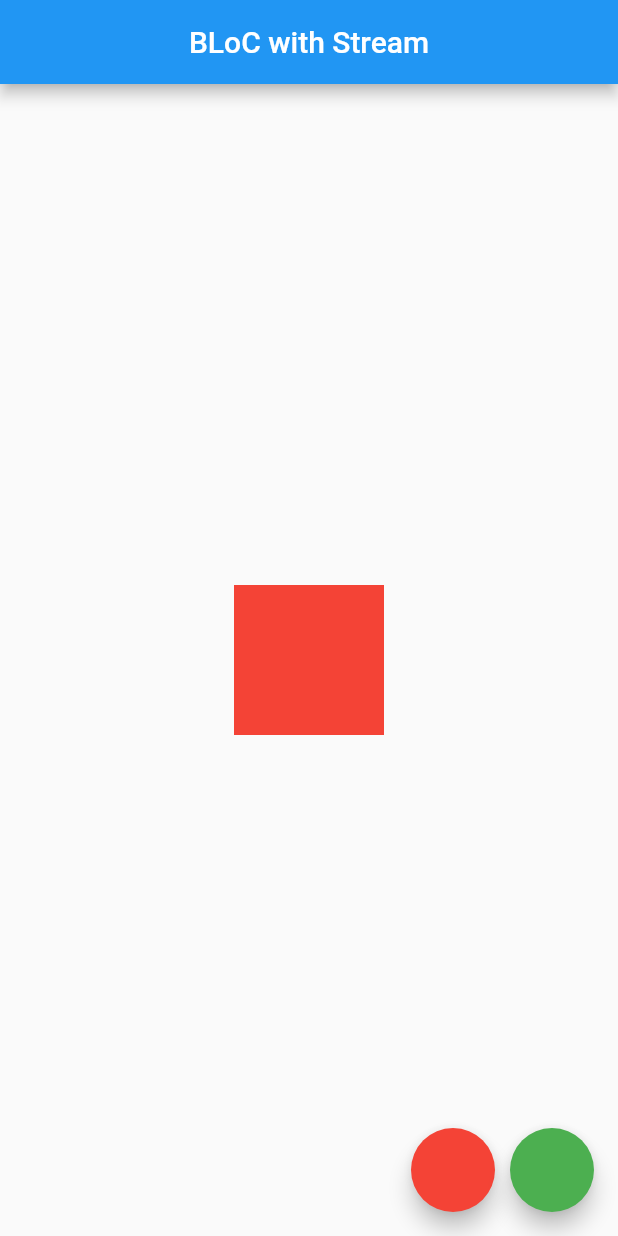
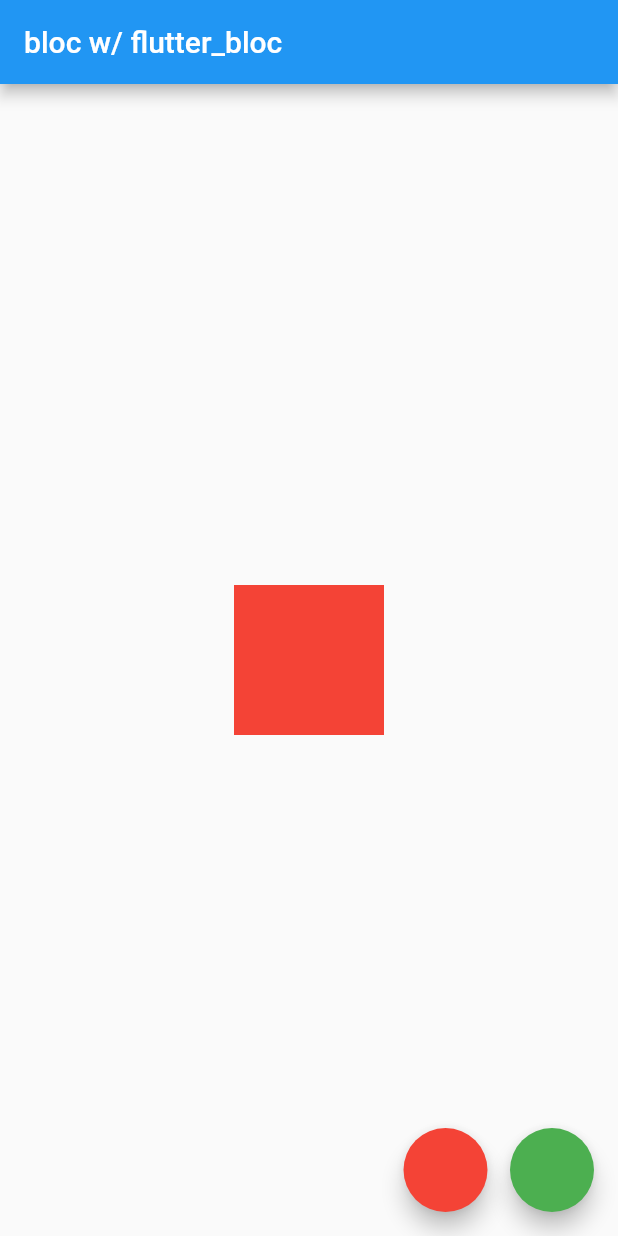
Before and after one commit to Zhorenty/old_articles, a Flutter app: the screen it shows after launch, on a phone screen of 412 x 824 dp. Run offline on Flutter 3.47's test engine with Material 2 defaults, Android fonts, the light colour scheme and no system bars; our stand-ins replace bloc, flutter_bloc.

Commit message:
bloc with flutter_package

```diff
--- a/lib/color_bloc.dart
+++ b/lib/color_bloc.dart
@@ -1,36 +1,15 @@
-import 'dart:async';
-
+import 'package:bloc/bloc.dart';
 import 'package:flutter/material.dart';
 
-enum ColorEvent { eventRed, eventGreen }
+abstract class ColorEvent {}
 
-class ColorBloc {
-  Color _color = Colors.red;
+class RedColorEvent extends ColorEvent {}
 
-  final _inputEventController = StreamController<ColorEvent>();
-  StreamSink<ColorEvent> get inputEventSink => _inputEventController.sink;
+class GreenColorEvent extends ColorEvent {}
 
-  final _outputStateController = StreamController<Color>();
-  Stream<Color> get outputStateStream => _outputStateController.stream;
-
-  void _mapEventToState(ColorEvent event) {
-    if (event == ColorEvent.eventRed) {
-      _color = Colors.red;
-    } else if (event == ColorEvent.eventGreen) {
-      _color = Colors.green;
-    } else {
-      throw {Exception('wrong event type')};
-    }
-
-    _outputStateController.sink.add(_color);
-  }
-
-  ColorBloc() {
-    _inputEventController.stream.listen(_mapEventToState);
-  }
-
-  void dispose() {
-    _inputEventController.close();
-    _outputStateController.close();
+class ColorBloc extends Bloc<ColorEvent, Color> {
+  ColorBloc() : super(Colors.red) {
+    on<RedColorEvent>((event, emit) => emit(Colors.red));
+    on<GreenColorEvent>((event, emit) => emit(Colors.green));
   }
 }
--- a/lib/main.dart
+++ b/lib/main.dart
@@ -1,4 +1,5 @@
 import 'package:flutter/material.dart';
+import 'package:flutter_bloc/flutter_bloc.dart';
 
 import 'color_bloc.dart';
 
@@ -11,72 +12,50 @@ class MyApp extends StatelessWidget {
 
   @override
   Widget build(BuildContext context) {
-    return const MaterialApp(
-      title: 'Flutter Demo',
-      home: MyHomePage(),
-    );
+    return MaterialApp(
+        title: 'Flutter Demo',
+        home: BlocProvider(
+          create: (context) => ColorBloc(),
+          child: const MyHomePage(),
+        ));
   }
 }
 
-class MyHomePage extends StatefulWidget {
-  const MyHomePage({Key? key}) : super(key: key);
-
-  @override
-  State<MyHomePage> createState() => _MyHomePageState();
-}
-
-class _MyHomePageState extends State<MyHomePage> {
-  final ColorBloc _bloc = ColorBloc();
-
-  @override
-  void dispose() {
-    _bloc.dispose();
-    super.dispose();
-  }
+class MyHomePage extends StatelessWidget {
+  const MyHomePage({super.key});
 
   @override
   Widget build(BuildContext context) {
+    ColorBloc _bloc = BlocProvider.of<ColorBloc>(context);
     return Scaffold(
       appBar: AppBar(
-        title: const Text('BLoC with Stream'),
-        centerTitle: true,
+        title: const Text('bloc w/ flutter_bloc'),
       ),
       body: Center(
-        child: StreamBuilder(
-          stream: _bloc.outputStateStream,
-          initialData: Colors.red,
-          builder: (context, snapshot) {
-            return AnimatedContainer(
-              height: 100,
-              width: 100,
-              color: snapshot.data,
-              duration: const Duration(milliseconds: 500),
-            );
-          },
-        ),
+        child: BlocBuilder<ColorBloc, Color>(
+            builder: ((context, currentColor) => AnimatedContainer(
+                  duration: const Duration(milliseconds: 500),
+                  width: 100,
+                  height: 100,
+                  color: currentColor,
+                ))),
       ),
       floatingActionButton: Row(
         mainAxisAlignment: MainAxisAlignment.end,
-        children: <Widget>[
+        children: [
           FloatingActionButton(
+            onPressed: () {
+              _bloc.add(RedColorEvent());
+            },
             backgroundColor: Colors.red,
+          ),
+          const SizedBox(width: 15),
+          FloatingActionButton(
             onPressed: () {
-              setState(() {
-                _bloc.inputEventSink.add(ColorEvent.eventRed);
-                print('was red');
-              });
+              _bloc.add(GreenColorEvent());
             },
-          ),
-          const SizedBox(width: 10),
-          FloatingActionButton(
             backgroundColor: Colors.green,
-            onPressed: () {
-              setState(() {
-                _bloc.inputEventSink.add(ColorEvent.eventGreen);
-                print('was green');
-              });
-            },
-          ),
+          )
         ],
       ),
     );
--- a/pubspec.yaml
+++ b/pubspec.yaml
@@ -47,6 +47,7 @@ dependencies:
   font_awesome_flutter: ^10.2.1
   geolocator: ^9.0.2
   bloc: ^8.1.0
+  flutter_bloc: ^8.1.1
 
 
 dev_dependencies:
```
Also changed, not shown: pubspec.lock.
